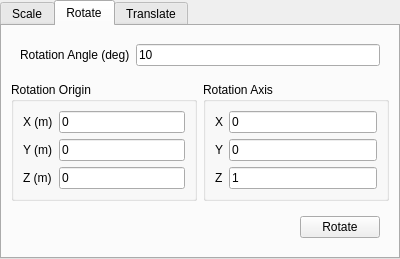
Old version of the form src/foammesh/view/geometry/transform_widget.ui in the repository TheErevnaa/FoamMesh.
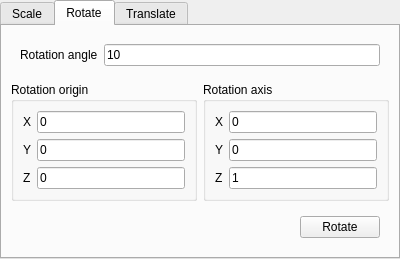
New version of the form. The open tabs and pages were chosen to show the change.

```diff
--- a/src/foammesh/view/geometry/transform_widget.ui
+++ b/src/foammesh/view/geometry/transform_widget.ui
@@ -139,7 +139,7 @@
           <item row="0" column="0">
            <widget class="QLabel" name="label_10">
             <property name="text">
-             <string>Rotation Angle (deg)</string>
+             <string>Rotation angle</string>
             </property>
            </widget>
           </item>
@@ -171,20 +171,20 @@
           <item>
            <widget class="QGroupBox" name="groupBox_2">
             <property name="title">
-             <string>Rotation Origin</string>
+             <string>Rotation origin</string>
             </property>
             <layout class="QGridLayout" name="gridLayout_2">
              <item row="0" column="0">
               <widget class="QLabel" name="label_4">
                <property name="text">
-                <string>X (m)</string>
+                <string>X</string>
                </property>
               </widget>
              </item>
              <item row="1" column="0">
               <widget class="QLabel" name="label_5">
                <property name="text">
-                <string>Y (m)</string>
+                <string>Y</string>
                </property>
               </widget>
              </item>
@@ -198,7 +198,7 @@
              <item row="2" column="0">
               <widget class="QLabel" name="label_6">
                <property name="text">
-                <string>Z (m)</string>
+                <string>Z</string>
                </property>
               </widget>
              </item>
@@ -222,7 +222,7 @@
           <item>
            <widget class="QGroupBox" name="groupBox_3">
             <property name="title">
-             <string>Rotation Axis</string>
+             <string>Rotation axis</string>
             </property>
             <layout class="QGridLayout" name="gridLayout_3">
              <item row="0" column="0">
```
Left out of the diff: 10 changed lines with no effect on the pictures.
